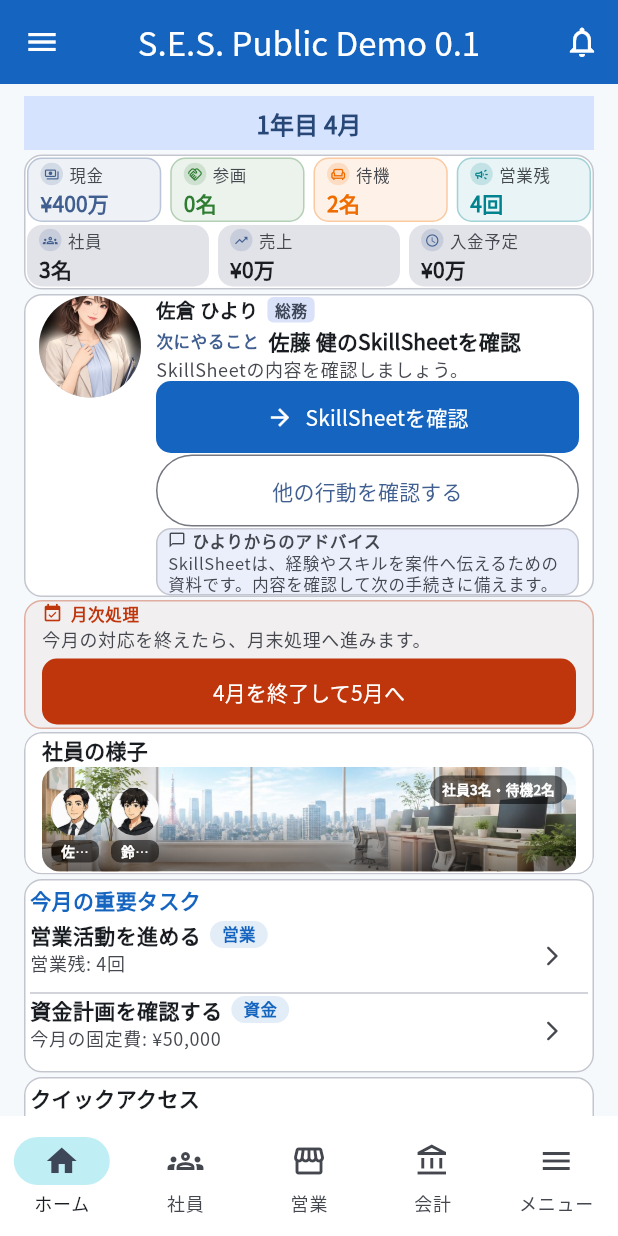
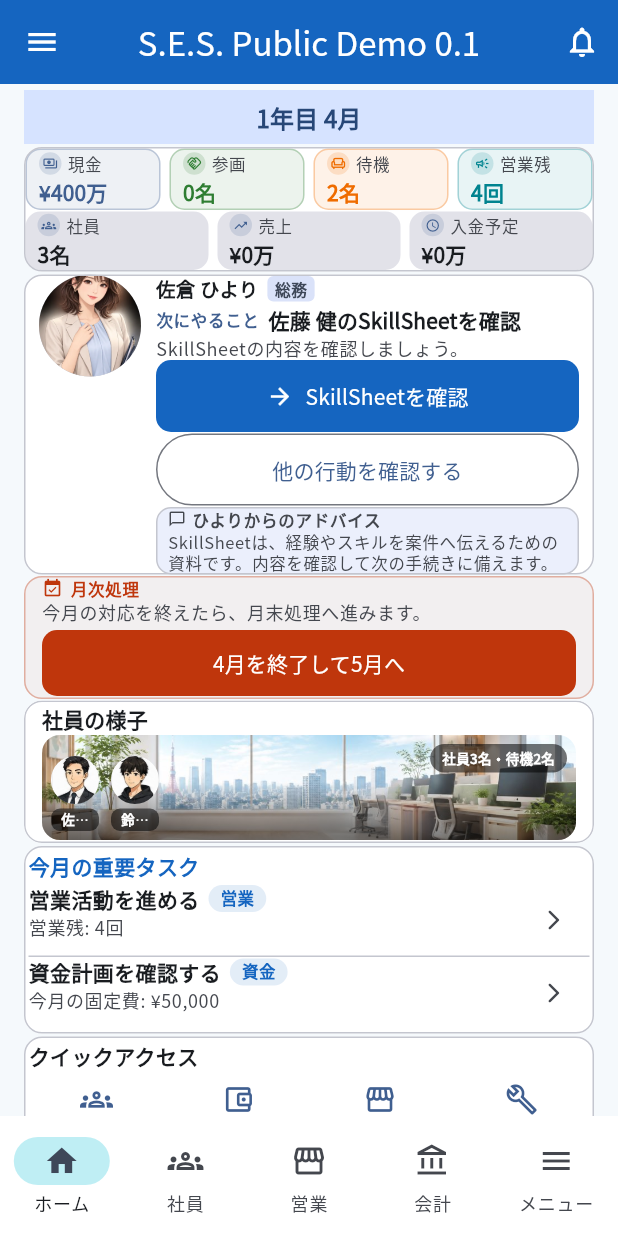
Before and after one commit to perusonao/smile_enjoy_story, a Flutter app: the PublicDemo01PlaceholderScreen screen opened directly, on a phone screen of 412 x 824 dp. Run offline on Flutter 3.47's test engine with Material 3 defaults, Android fonts, the phone set to English and light mode, and no system bars; our stand-ins replace shared_preferences, web; accounts and stored records are empty.

Commit message:
fix(public-demo): SES HOME Final Density — address PR #179 Codex P2
Codex review on PR #179 correctly found that the 390x844 Quick Access
assertion passed even when only a few pixels of the card's own border sat
inside the fold, while the actual "クイックアクセス" title was entirely
below it (title.bottom=784 vs. viewport.bottom=764 at the commit reviewed)
— not the "原則把握可能" the brief actually requires.

- Trimmed further real padding/gap (no text clipping) across the ListView
  top inset, KPI, 月次処理, 今月の重要タスク, the shared _HomeSectionCard,
  and ひより's own card padding, moving every section further up.
- Strengthened the 390x844 test to check the Quick Access title text's own
  rect.bottom against the viewport, not the card's top edge — the exact
  gap Codex's finding was about. It now holds with an 8px margin.
- Tightened the 360x800 assertion's threshold to match the improved
  numbers and added a matching title-proximity check for that weaker tier.

社員概要 (HomeOfficeStageSection) remains untouched, per the brief.

Verified: flutter analyze clean; the new/changed density test green;
full existing HOME/ひより/KPI/重要タスク regression suites green (352
tests across test/presentation/home/ and the public_demo_01_home_* files).
Not re-running the full flutter test suite for this follow-up fix per
Tier1 policy (full run already done once for this PR); will run once more
before this PR is considered final if further changes land.

Co-Authored-By: Claude Sonnet 5 <noreply@anthropic.com>
Claude-Session: https://claude.ai/code/session_01HAzSMHs5LPh1co67qPJZ9e

```diff
--- a/lib/presentation/home/widgets/kpi_section.dart
+++ b/lib/presentation/home/widgets/kpi_section.dart
@@ -271,16 +271,16 @@ class _CompactKpi extends StatelessWidget {
       key: const Key('home-kpi-compact'),
       margin: EdgeInsets.zero,
       child: Padding(
-        // SES HOME Final Density: trimmed from 6 to 2 — real card padding,
+        // SES HOME Final Density: trimmed from 6 to 1 — real card padding,
         // not a text-height floor.
-        padding: const EdgeInsets.all(2),
+        padding: const EdgeInsets.all(1),
         child: Column(
           crossAxisAlignment: CrossAxisAlignment.stretch,
           children: [
             for (var i = 0; i < rows.length; i++) ...[
-              // SES HOME Final Density: trimmed from 4 to 2 — real gap
+              // SES HOME Final Density: trimmed from 4 to 1 — real gap
               // between the two KPI rows.
-              if (i > 0) const SizedBox(height: 2),
+              if (i > 0) const SizedBox(height: 1),
               _CompactKpiRow(
                 tiles: rows[i],
                 columnsPerRow: columnsPerRow ?? rows[i].length,
@@ -386,9 +386,9 @@ class _CompactKpiTile extends StatelessWidget {
     final accent = _kpiAccentColor(data.emphasis, colorScheme);
     return Container(
       key: data.tileKey,
-      // SES HOME Final Density: vertical padding trimmed from 5 to 2 — real
+      // SES HOME Final Density: vertical padding trimmed from 5 to 1 — real
       // tile padding, not a text-height floor.
-      padding: const EdgeInsets.symmetric(horizontal: 8, vertical: 2),
+      padding: const EdgeInsets.symmetric(horizontal: 8, vertical: 1),
       decoration: BoxDecoration(
         color: isEmphasized
             ? accent.withValues(alpha: 0.09)
--- a/lib/ui/public_demo/public_demo_01_placeholder_screen.dart
+++ b/lib/ui/public_demo/public_demo_01_placeholder_screen.dart
@@ -2867,11 +2867,11 @@ class _S extends State<PublicDemo01PlaceholderScreen> {
       ListView(
         key: const PageStorageKey('public-demo-home-tab'),
         controller: _scrollController,
-        // SES HOME Final Density: top padding trimmed from 16 to 8 — real
+        // SES HOME Final Density: top padding trimmed from 16 to 4 — real
         // slack under the AppBar, not text/touch-target room. Left/right/
         // bottom stay 16 so every card keeps its existing horizontal
         // margin and the list keeps its original bottom scroll inset.
-        padding: const EdgeInsets.fromLTRB(16, 8, 16, 16),
+        padding: const EdgeInsets.fromLTRB(16, 4, 16, 16),
         children: [
           Column(
             crossAxisAlignment: CrossAxisAlignment.start,
@@ -2915,10 +2915,10 @@ class _S extends State<PublicDemo01PlaceholderScreen> {
               // 390px-wide view with no scroll. Bound exactly once on
               // this screen (see `_monthlyPrimaryAction`'s own site).
               if (_monthlyPrimaryAction case final monthlyAction?) ...[
-                const SizedBox(height: 2),
+                const SizedBox(height: 1),
                 PublicDemoMonthlyPrimaryCtaSection(action: monthlyAction),
               ],
-              const SizedBox(height: 2),
+              const SizedBox(height: 1),
               // Section 5: employee summary/office card only — the full
               // employee roster/detail lives on the 社員 tab (see
               // [_buildEmployeesTab]), not here. Quick access / bottom
@@ -2928,14 +2928,15 @@ class _S extends State<PublicDemo01PlaceholderScreen> {
               // PUBLIC-DEMO-HOME-UI-3C: trimmed from 8 — real slack between
               // sections, not text/touch-target room — as part of bringing
               // 今月の重要タスク into the unscrolled 360x800 initial view.
-              // SES HOME Final Density: trimmed again, from 6, as part of
-              // bringing クイックアクセス into the unscrolled initial view.
-              const SizedBox(height: 3),
+              // SES HOME Final Density: trimmed again, from 6 then 3, as
+              // part of bringing クイックアクセス into the unscrolled
+              // initial view.
+              const SizedBox(height: 2),
               // Section 6: "今月の重要タスク" — up to three truthful
               // tasks built only from existing authoritative facts
               // (see _importantTasks's own doc).
               PublicDemoImportantTasksSection(items: _importantTasks),
-              const SizedBox(height: 3),
+              const SizedBox(height: 2),
               // Section 7: クイックアクセス — each item switches to the
               // real tab that owns the destination it names.
               PublicDemoQuickAccessSection(items: _quickAccessItems),
--- a/lib/ui/public_demo/public_demo_home_dashboard_section.dart
+++ b/lib/ui/public_demo/public_demo_home_dashboard_section.dart
@@ -171,11 +171,11 @@ class PublicDemoHomeDashboardSection extends StatelessWidget {
       crossAxisAlignment: CrossAxisAlignment.stretch,
       children: [
         MonthHeaderBar(data: data),
-        // SES HOME Final Density: both gaps trimmed from 6 — real space
-        // between cards, not text/touch-target room.
-        const SizedBox(height: 3),
+        // SES HOME Final Density: both gaps trimmed from 6, then 3 — real
+        // space between cards, not text/touch-target room.
+        const SizedBox(height: 2),
         KpiSection.compact(data: data),
-        const SizedBox(height: 3),
+        const SizedBox(height: 2),
         HomeNavigatorSection(
           expression: navigatorExpressionFor(effectiveAdvice?.semantic),
           advice: effectiveAdvice,
--- a/lib/ui/public_demo/public_demo_home_presentation_components.dart
+++ b/lib/ui/public_demo/public_demo_home_presentation_components.dart
@@ -90,11 +90,11 @@ class PublicDemoImportantTasksSection extends StatelessWidget {
     child: Column(
       children: [
         for (var i = 0; i < items.length; i++) ...[
-          // SES HOME Final Density: trimmed from 10 to 2 (itself trimmed
+          // SES HOME Final Density: trimmed from 10 to 1 (itself trimmed
           // from 16 by PUBLIC-DEMO-HOME-UI-3C) — still real space between
           // rows, not a text-height floor, as part of bringing クイック
           // アクセス closer to the unscrolled initial view.
-          if (i > 0) const Divider(height: 2),
+          if (i > 0) const Divider(height: 1),
           _ImportantTaskRow(item: items[i]),
         ],
       ],
@@ -312,9 +312,9 @@ class PublicDemoMonthlyPrimaryCtaSection extends StatelessWidget {
         // PUBLIC-DEMO-HOME-UI-3C: trimmed vertical padding from 6 as part of
         // compressing this month-close card's own footprint (Issue #173) —
         // no text or the button's own 44pt minimum height changed.
-        // SES HOME Final Density: trimmed again, from 4 to 1, same
+        // SES HOME Final Density: trimmed again, from 4 to 0, same
         // reasoning.
-        padding: const EdgeInsets.fromLTRB(12, 1, 12, 1),
+        padding: const EdgeInsets.fromLTRB(12, 0, 12, 0),
         child: Column(
           crossAxisAlignment: CrossAxisAlignment.start,
           mainAxisSize: MainAxisSize.min,
@@ -332,7 +332,6 @@ class PublicDemoMonthlyPrimaryCtaSection extends StatelessWidget {
                 ),
               ],
             ),
-            const SizedBox(height: 1),
             Text(
               action.description,
               style: theme.textTheme.bodySmall?.copyWith(
@@ -341,7 +340,7 @@ class PublicDemoMonthlyPrimaryCtaSection extends StatelessWidget {
               maxLines: 2,
               overflow: TextOverflow.ellipsis,
             ),
-            const SizedBox(height: 3),
+            const SizedBox(height: 2),
             SizedBox(
               width: double.infinity,
               child: FilledButton(
@@ -446,12 +445,12 @@ class _HomeSectionCard extends StatelessWidget {
     key: cardKey,
     margin: EdgeInsets.zero,
     child: Padding(
-      // SES HOME Final Density: padding trimmed from 12 to 4 (itself
+      // SES HOME Final Density: padding trimmed from 12 to 3 (itself
       // trimmed from 14/10 by PUBLIC-DEMO-HOME-UI-3C) and the
-      // title-to-content gap trimmed from 8 to 3 — shared by 今月の重要
+      // title-to-content gap trimmed from 8 to 2 — shared by 今月の重要
       // タスク/クイックアクセス/今月の支出予定, all real card padding/gap
       // rather than text/touch-target room.
-      padding: const EdgeInsets.all(4),
+      padding: const EdgeInsets.all(3),
       child: Column(
         crossAxisAlignment: CrossAxisAlignment.start,
         children: [
@@ -462,7 +461,7 @@ class _HomeSectionCard extends StatelessWidget {
               color: accent ? SesTheme.primaryBlue : null,
             ),
           ),
-          const SizedBox(height: 3),
+          const SizedBox(height: 2),
           child,
         ],
       ),
```
Also changed, not shown: lib/presentation/home/widgets/home_navigator_section.dart (+4 -3 lines), 2 other files.
